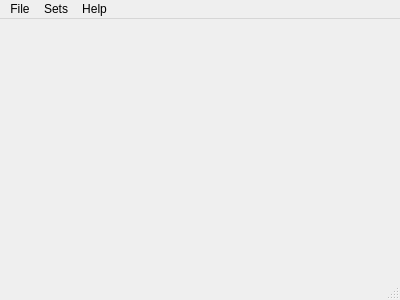
The window that main_window.ui (armnrd/sound-deck) describes before a commit, drawn with Qt 5.
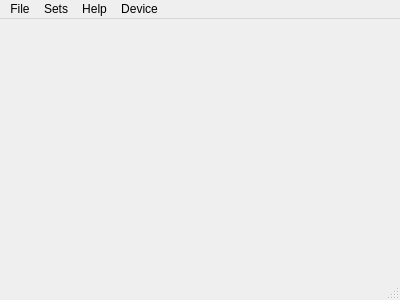
The same window after the commit.

Commit message: another play/pause logic fix

Diff of the .ui file:
```diff
--- a/main_window.ui
+++ b/main_window.ui
@@ -46,9 +46,17 @@
     </property>
     <addaction name="actionAbout"/>
    </widget>
+   <widget class="QMenu" name="menu_Device">
+    <property name="title">
+     <string>Device</string>
+    </property>
+    <addaction name="device_Default"/>
+    <addaction name="separator"/>
+   </widget>
    <addaction name="menu_file"/>
    <addaction name="menuSets"/>
    <addaction name="menuHelp"/>
+   <addaction name="menu_Device"/>
   </widget>
   <widget class="QStatusBar" name="statusbar"/>
   <action name="actionQuit">
```
Left out of the diff: 16 changed lines with no effect on the pictures. The commit also changes 2 other files.
